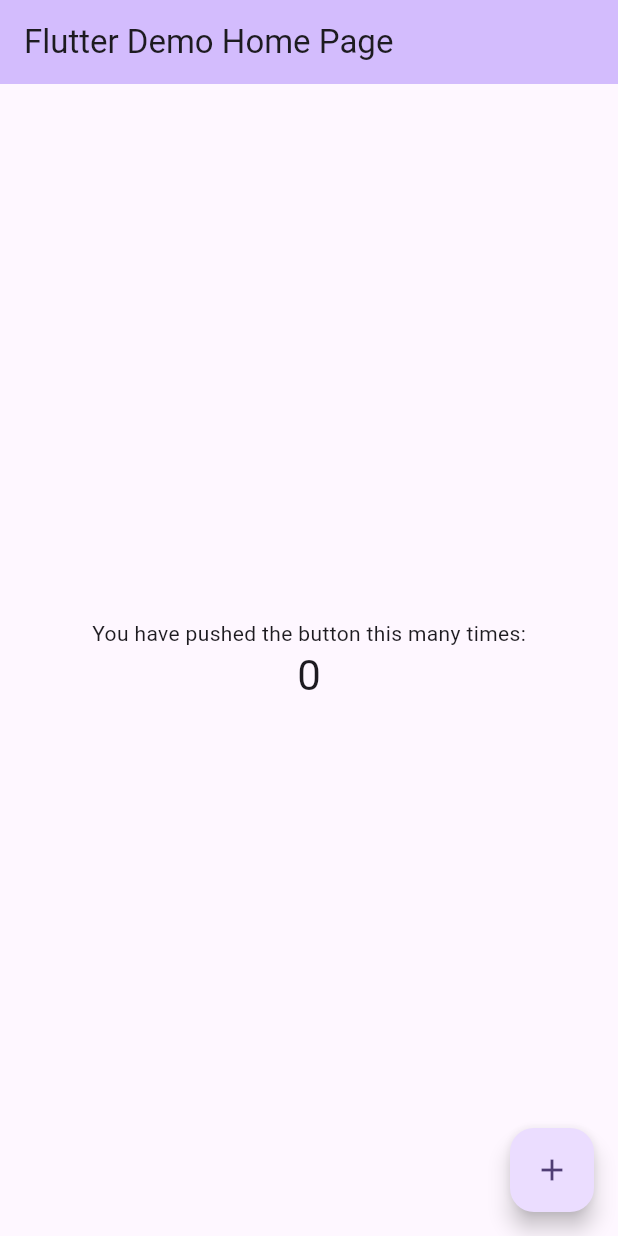
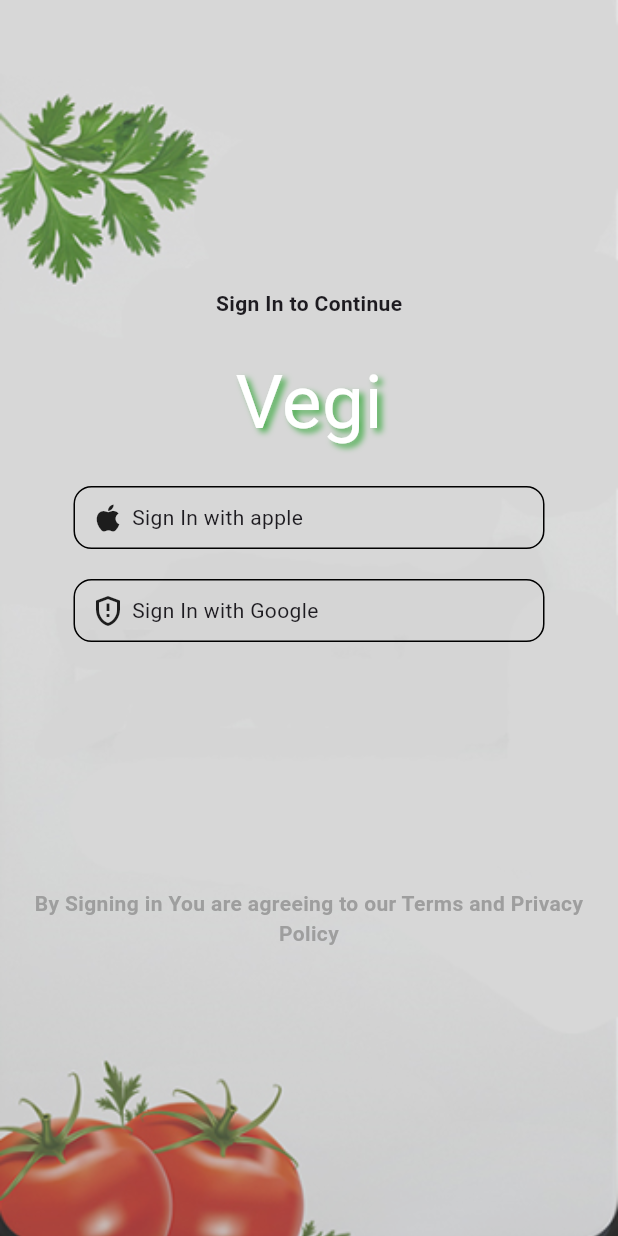
Before and after one commit to ArunRai2021/foodApp, a Flutter app: the screen it shows after launch, on a phone screen of 412 x 824 dp. Run offline on Flutter 3.47's test engine with Material 3 defaults, Android fonts, the phone set to English and light mode, and no system bars; our stand-ins replace firebase_auth, firebase_core, google_sign_in; accounts and stored records are empty.

Commit message:
firebase set up completed and working on homePage Ui

```diff
--- /dev/null
+++ b/lib/auth/signin.dart
@@ -0,0 +1,143 @@
+import 'package:firebase_auth/firebase_auth.dart';
+import 'package:flutter/foundation.dart';
+import 'package:flutter/material.dart';
+import 'package:food_app/screens/home_screen.dart';
+import 'package:google_sign_in/google_sign_in.dart';
+
+class SignIn extends StatefulWidget {
+  const SignIn({super.key});
+
+  @override
+  State<SignIn> createState() => _SignInState();
+}
+
+class _SignInState extends State<SignIn> {
+  /// google SignIn method are here..
+  _googleSignUp() async {
+    try {
+      final GoogleSignIn googleSignIn = GoogleSignIn(
+        scopes: ['email'],
+      );
+      final FirebaseAuth auth = FirebaseAuth.instance;
+
+      final GoogleSignInAccount? googleUser = await googleSignIn.signIn();
+      final GoogleSignInAuthentication googleAuth =
+          await googleUser!.authentication;
+
+      final AuthCredential credential = GoogleAuthProvider.credential(
+        accessToken: googleAuth.accessToken,
+        idToken: googleAuth.idToken,
+      );
+
+      final User? user = (await auth.signInWithCredential(credential)).user;
+      // print("signed in " + user.displayName);
+
+      return user;
+    } catch (e) {
+      if (kDebugMode) {
+        print(e);
+      }
+    }
+  }
+
+  @override
+  Widget build(BuildContext context) {
+    return Scaffold(
+      body: Container(
+        padding: const EdgeInsets.symmetric(horizontal: 14),
+        height: double.infinity,
+        width: double.infinity,
+        decoration: const BoxDecoration(
+            image: DecorationImage(
+                fit: BoxFit.cover, image: AssetImage("assets/background.png"))),
+        child: Column(
+          mainAxisAlignment: MainAxisAlignment.center,
+          children: [
+            Container(
+              height: 400,
+              width: double.infinity,
+              color: Colors.transparent,
+              child: Column(
+                children: [
+                  const Text(
+                    "Sign In to Continue",
+                    style: TextStyle(fontWeight: FontWeight.w600),
+                  ),
+                  const SizedBox(
+                    height: 20,
+                  ),
+                  const Text(
+                    "Vegi",
+                    style: TextStyle(
+                        fontSize: 50,
+                        color: Colors.white,
+                        shadows: [
+                          BoxShadow(
+                              blurRadius: 5,
+                              color: Colors.green,
+                              offset: const Offset(3, 3))
+                        ]),
+                  ),
+                  const SizedBox(
+                    height: 20,
+                  ),
+                  Container(
+                    margin: const EdgeInsets.symmetric(horizontal: 35),
+                    padding:
+                        const EdgeInsets.symmetric(vertical: 8, horizontal: 10),
+                    decoration: BoxDecoration(
+                        borderRadius: BorderRadius.circular(12),
+                        border: Border.all(color: Colors.black)),
+                    child: const Row(
+                      children: [
+                        Icon(Icons.apple_outlined),
+                        SizedBox(
+                          width: 4,
+                        ),
+                        Text("Sign In with apple"),
+                      ],
+                    ),
+                  ),
+                  const SizedBox(
+                    height: 20,
+                  ),
+                  InkWell(
+                    onTap: () {
+                      _googleSignUp().then((value) => Navigator.of(context)
+                              .pushReplacement(MaterialPageRoute(
+                                  builder: (BuildContext context) {
+                            return const HomeScreen();
+                          })));
+                    },
+                    child: Container(
+                      margin: const EdgeInsets.symmetric(horizontal: 35),
+                      padding: const EdgeInsets.symmetric(
+                          vertical: 8, horizontal: 10),
+                      decoration: BoxDecoration(
+                          borderRadius: BorderRadius.circular(12),
+                          border: Border.all(color: Colors.black)),
+                      child: const Row(
+                        children: [
+                          Icon(Icons.gpp_maybe_outlined),
+                          SizedBox(
+                            width: 4,
+                          ),
+                          Text("Sign In with Google"),
+                        ],
+                      ),
+                    ),
+                  ),
+                ],
+              ),
+            ),
+            const Text(
+              "By Signing in You are agreeing to our Terms and Privacy Policy",
+              style: TextStyle(fontWeight: FontWeight.w600, color: Colors.grey),
+              textAlign: TextAlign.center,
+            )
+          ],
+        ),
+      ),
+    );
+  }
+}
--- a/lib/main.dart
+++ b/lib/main.dart
@@ -1,6 +1,18 @@
+import 'package:firebase_core/firebase_core.dart';
 import 'package:flutter/material.dart';
+import 'package:food_app/auth/signin.dart';
 
-void main() {
+void main() async {
+  WidgetsFlutterBinding.ensureInitialized();
+  await Firebase.initializeApp(
+    name: "My_app",
+    options: const FirebaseOptions(apiKey: "key",
+        appId: "id",
+        messagingSenderId: "sendid",
+        projectId:"myapp",
+      storageBucket: 'myapp-b9yt18.appspot.com'
+    ),
+  );
   runApp(const MyApp());
 }
 
@@ -11,6 +23,7 @@ class MyApp extends StatelessWidget {
   @override
   Widget build(BuildContext context) {
     return MaterialApp(
+        debugShowCheckedModeBanner: false,
         title: 'Flutter Demo',
         theme: ThemeData(
           // This is the theme of your application.
@@ -31,95 +44,6 @@ class MyApp extends StatelessWidget {
           colorScheme: ColorScheme.fromSeed(seedColor: Colors.deepPurple),
           useMaterial3: true,
         ),
-      home: const MyHomePage(title: 'Flutter Demo Home Page'),
-    );
+        home: const SignIn());
   }
 }
-
-class MyHomePage extends StatefulWidget {
-  const MyHomePage({super.key, required this.title});
-
-  // This widget is the home page of your application. It is stateful, meaning
-  // that it has a State object (defined below) that contains fields that affect
-  // how it looks.
-
-  // This class is the configuration for the state. It holds the values (in this
-  // case the title) provided by the parent (in this case the App widget) and
-  // used by the build method of the State. Fields in a Widget subclass are
-  // always marked "final".
-
-  final String title;
-
-  @override
-  State<MyHomePage> createState() => _MyHomePageState();
-}
-
-class _MyHomePageState extends State<MyHomePage> {
-  int _counter = 0;
-
-  void _incrementCounter() {
-    setState(() {
-      // This call to setState tells the Flutter framework that something has
-      // changed in this State, which causes it to rerun the build method below
-      // so that the display can reflect the updated values. If we changed
-      // _counter without calling setState(), then the build method would not be
-      // called again, and so nothing would appear to happen.
-      _counter++;
-    });
-  }
-
-  @override
-  Widget build(BuildContext context) {
-    // This method is rerun every time setState is called, for instance as done
-    // by the _incrementCounter method above.
-    //
-    // The Flutter framework has been optimized to make rerunning build methods
-    // fast, so that you can just rebuild anything that needs updating rather
-    // than having to individually change instances of widgets.
-    return Scaffold(
-      appBar: AppBar(
-        // TRY THIS: Try changing the color here to a specific color (to
-        // Colors.amber, perhaps?) and trigger a hot reload to see the AppBar
-        // change color while the other colors stay the same.
-        backgroundColor: Theme.of(context).colorScheme.inversePrimary,
-        // Here we take the value from the MyHomePage object that was created by
-        // the App.build method, and use it to set our appbar title.
-        title: Text(widget.title),
-      ),
-      body: Center(
-        // Center is a layout widget. It takes a single child and positions it
-        // in the middle of the parent.
-        child: Column(
-          // Column is also a layout widget. It takes a list of children and
-          // arranges them vertically. By default, it sizes itself to fit its
-          // children horizontally, and tries to be as tall as its parent.
-          //
-          // Column has various properties to control how it sizes itself and
-          // how it positions its children. Here we use mainAxisAlignment to
-          // center the children vertically; the main axis here is the vertical
-          // axis because Columns are vertical (the cross axis would be
-          // horizontal).
-          //
-          // TRY THIS: Invoke "debug painting" (choose the "Toggle Debug Paint"
-          // action in the IDE, or press "p" in the console), to see the
-          // wireframe for each widget.
-          mainAxisAlignment: MainAxisAlignment.center,
-          children: <Widget>[
-            const Text(
-              'You have pushed the button this many times:',
-            ),
-            Text(
-              '$_counter',
-              style: Theme.of(context).textTheme.headlineMedium,
-            ),
-          ],
-        ),
-      ),
-      floatingActionButton: FloatingActionButton(
-        onPressed: _incrementCounter,
-        tooltip: 'Increment',
-        child: const Icon(Icons.add),
-      ), // This trailing comma makes auto-formatting nicer for build methods.
-    );
-  }
-}
```
Also changed, not shown: lib/screens/home_screen.dart (added, +281 -0 lines), pubspec.yaml (+13 -3 lines), assets/background.png (added), assets/successfully.gif (added), pubspec.lock, 7 other files. Lines whose indentation alone changed are shown as unchanged.
